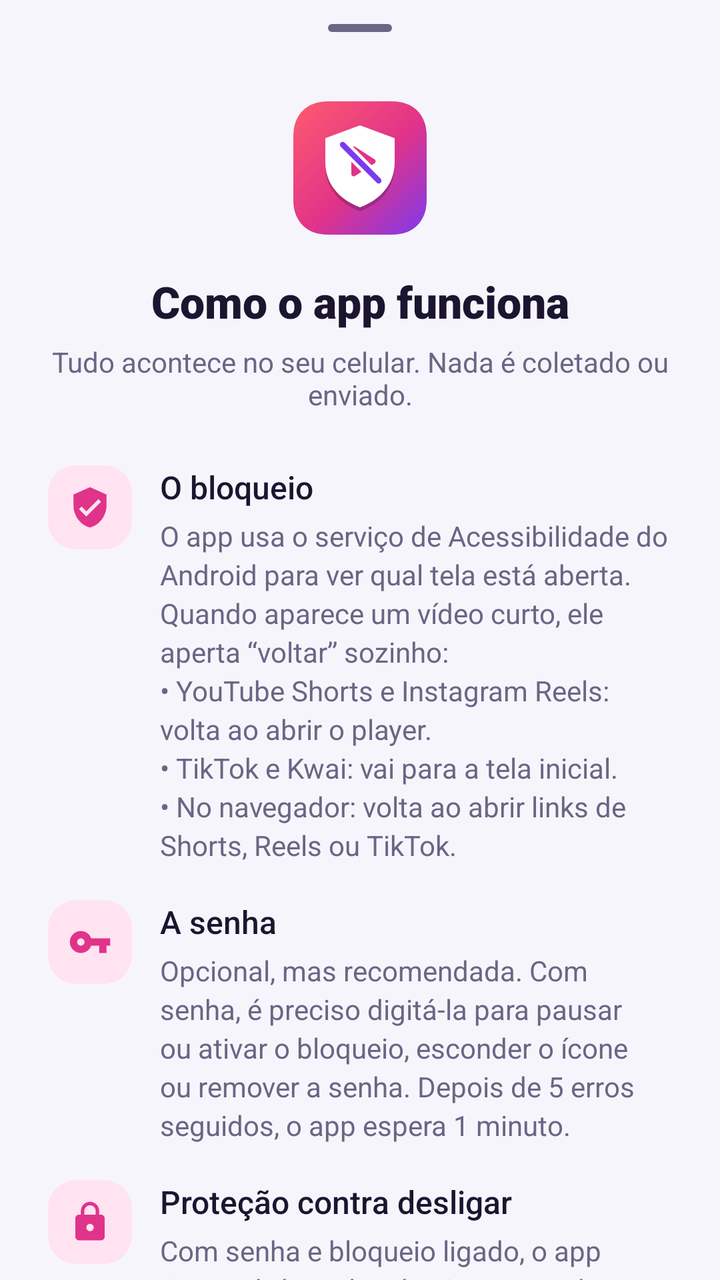
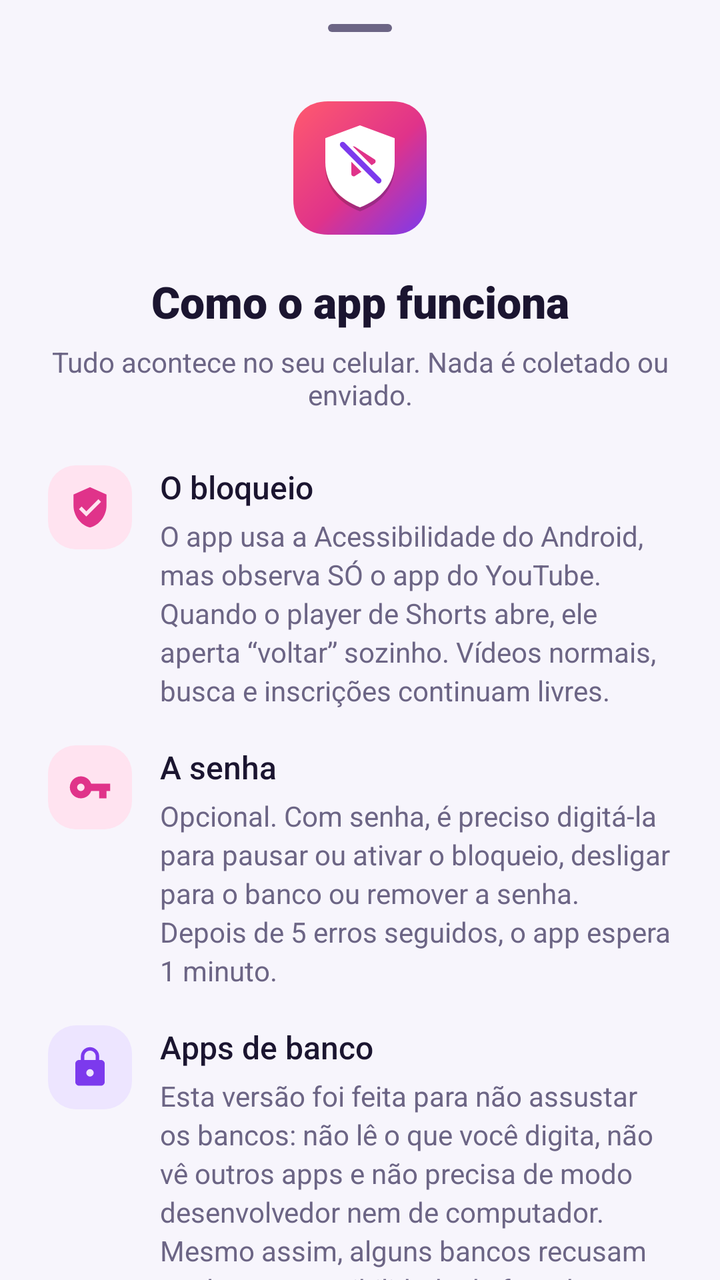

Screens rendered from an Android XML layout before and after an edit, with the pre-edit source and the edit as a unified diff.
<!-- AndroidManifest.xml: application theme Theme.BloqueiaShorts -->
<!-- res/layout/sheet_how_it_works.xml -->
<?xml version="1.0" encoding="utf-8"?>
<androidx.core.widget.NestedScrollView xmlns:android="http://schemas.android.com/apk/res/android"
    android:layout_width="match_parent"
    android:layout_height="wrap_content">

    <LinearLayout
        android:id="@+id/sheetContent"
        android:layout_width="match_parent"
        android:layout_height="wrap_content"
        android:orientation="vertical"
        android:paddingStart="24dp"
        android:paddingEnd="24dp"
        android:paddingBottom="24dp">

        <com.google.android.material.bottomsheet.BottomSheetDragHandleView
            android:layout_width="match_parent"
            android:layout_height="wrap_content" />

        <ImageView
            android:id="@+id/sheetIcon"
            android:layout_width="72dp"
            android:layout_height="72dp"
            android:layout_gravity="center_horizontal"
            android:importantForAccessibility="no"
            android:src="@drawable/ic_logo_shape" />

        <TextView
            android:layout_width="match_parent"
            android:layout_height="wrap_content"
            android:layout_marginTop="16dp"
            android:fontFamily="sans-serif-black"
            android:gravity="center"
            android:text="Como o app funciona"
            android:textColor="@color/on_surface"
            android:textSize="22sp" />

        <TextView
            android:layout_width="match_parent"
            android:layout_height="wrap_content"
            android:layout_marginTop="6dp"
            android:layout_marginBottom="8dp"
            android:gravity="center"
            android:text="Tudo acontece no seu celular. Nada é coletado ou enviado."
            android:textColor="@color/muted"
            android:textSize="14sp" />

        
        <LinearLayout style="@style/HelpBlock">
            <ImageView style="@style/RowIconBox" android:importantForAccessibility="no" android:src="@drawable/ic_shield_check" />
            <LinearLayout style="@style/HelpTexts">
                <TextView style="@style/HelpTitle" android:text="O bloqueio" />
                <TextView
                    style="@style/HelpBody"
                    android:text="O app usa o serviço de Acessibilidade do Android para ver qual tela está aberta. Quando aparece um vídeo curto, ele aperta “voltar” sozinho:\n• YouTube Shorts e Instagram Reels: volta ao abrir o player.\n• TikTok e Kwai: vai para a tela inicial.\n• No navegador: volta ao abrir links de Shorts, Reels ou TikTok." />
            </LinearLayout>
        </LinearLayout>

        
        <LinearLayout style="@style/HelpBlock">
            <ImageView style="@style/RowIconBox" android:importantForAccessibility="no" android:src="@drawable/ic_key" />
            <LinearLayout style="@style/HelpTexts">
                <TextView style="@style/HelpTitle" android:text="A senha" />
                <TextView
                    style="@style/HelpBody"
                    android:text="Opcional, mas recomendada. Com senha, é preciso digitá-la para pausar ou ativar o bloqueio, esconder o ícone ou remover a senha. Depois de 5 erros seguidos, o app espera 1 minuto." />
            </LinearLayout>
        </LinearLayout>

        
        <LinearLayout style="@style/HelpBlock">
            <ImageView style="@style/RowIconBox" android:importantForAccessibility="no" android:src="@drawable/ic_lock" />
            <LinearLayout style="@style/HelpTexts">
                <TextView style="@style/HelpTitle" android:text="Proteção contra desligar" />
                <TextView
                    style="@style/HelpBody"
                    android:text="Com senha e bloqueio ligado, o app tira você das telas do sistema onde daria para desligá-lo ou desinstalá-lo (Acessibilidade, Apps, desinstalação). Assim a senha não pode ser driblada.\n\nPrecisa mexer nessas telas? Pause o bloqueio com a senha: a proteção desliga junto. Ao ativar de novo, ela volta." />
            </LinearLayout>
        </LinearLayout>

        
        <LinearLayout style="@style/HelpBlock">
            <ImageView style="@style/RowIconBox.Accent" android:importantForAccessibility="no" android:src="@drawable/ic_eye_off" />
            <LinearLayout style="@style/HelpTexts">
                <TextView style="@style/HelpTitle" android:text="Modo invisível" />
                <TextView
                    style="@style/HelpBody"
                    android:text="Esconde o ícone da tela inicial. Para abrir o app de novo, digite *#*#SUA SENHA#*#* no app de Telefone: o ícone reaparece por alguns minutos. Toque nele para abrir; ao sair do app ele se esconde de novo. O bloqueio continua funcionando com o ícone escondido." />
            </LinearLayout>
        </LinearLayout>

        
        <LinearLayout style="@style/HelpBlock">
            <ImageView style="@style/RowIconBox.Accent" android:importantForAccessibility="no" android:src="@drawable/ic_lock" />
            <LinearLayout style="@style/HelpTexts">
                <TextView style="@style/HelpTitle" android:text="Apps de banco" />
                <TextView
                    style="@style/HelpBody"
                    android:text="Bancos como o Nubank bloqueiam o acesso quando um app de fora da Play Store está com a Acessibilidade ligada. É uma proteção contra golpes, não quer dizer que o BloqueiaShorts seja perigoso. Antes de abrir o banco, toque em “Desligar para usar app de banco” na tela principal; depois, toque em “Religar a proteção”." />
            </LinearLayout>
        </LinearLayout>

        
        <LinearLayout style="@style/HelpBlock">
            <ImageView style="@style/RowIconBox.Accent" android:importantForAccessibility="no" android:src="@drawable/ic_warning" />
            <LinearLayout style="@style/HelpTexts">
                <TextView style="@style/HelpTitle" android:text="Se parar de bloquear" />
                <TextView
                    style="@style/HelpBody"
                    android:text="Alguns celulares (Xiaomi, Samsung) desligam apps em segundo plano. Em Informações do app, ligue “Inicialização automática” e coloque a bateria em “Sem restrições”. Se mesmo assim parar, desligue e ligue o BloqueiaShorts em Acessibilidade." />
            </LinearLayout>
        </LinearLayout>

        
        <LinearLayout style="@style/HelpBlock">
            <ImageView style="@style/RowIconBox.Accent" android:importantForAccessibility="no" android:src="@drawable/ic_info" />
            <LinearLayout style="@style/HelpTexts">
                <TextView style="@style/HelpTitle" android:text="Esqueci a senha" />
                <TextView
                    style="@style/HelpBody"
                    android:text="Reinicie o celular em modo de segurança (segure o botão de desligar e depois segure “Desligar”). Nesse modo o app não roda e pode ser desinstalado. Também dá para desinstalar por um computador com adb." />
            </LinearLayout>
        </LinearLayout>

        <com.google.android.material.button.MaterialButton
            android:id="@+id/btnSheetPrimary"
            style="@style/PillButton"
            android:layout_marginTop="24dp"
            android:text="Entendi" />
    </LinearLayout>
</androidx.core.widget.NestedScrollView>
<!-- resources referenced by this layout -->
<resources>
  <color name="muted">#FF6C6585</color>
  <color name="on_surface">#FF1B1530</color>
  <style name="HelpBlock">
          <item name="android:layout_width">match_parent</item>
          <item name="android:layout_height">wrap_content</item>
          <item name="android:layout_marginTop">18dp</item>
          <item name="android:orientation">horizontal</item>
      </style>
  <style name="HelpTexts">
          <item name="android:layout_width">0dp</item>
          <item name="android:layout_height">wrap_content</item>
          <item name="android:layout_weight">1</item>
          <item name="android:layout_marginStart">14dp</item>
          <item name="android:orientation">vertical</item>
      </style>
  <style name="HelpTitle">
          <item name="android:layout_width">wrap_content</item>
          <item name="android:layout_height">wrap_content</item>
          <item name="android:textSize">16sp</item>
          <item name="android:fontFamily">sans-serif-medium</item>
          <item name="android:textColor">@color/on_surface</item>
      </style>
  <style name="RowIconBox.Accent">
          <item name="android:backgroundTint">@color/accent_container</item>
          <item name="android:tint">@color/accent</item>
      </style>
  <!-- drawable bg_icon_box (drawable) -->
  <?xml version="1.0" encoding="utf-8"?>
  <shape xmlns:android="http://schemas.android.com/apk/res/android" android:shape="rectangle">
      <corners android:radius="14dp" />
      <solid android:color="#FFFFFFFF" />
  </shape>
  <color name="brand_container">#FFFFE3F0</color>
  <color name="brand">#FFE0338A</color>
  <color name="accent_container">#FFEDE5FF</color>
  <color name="accent">#FF7C3AED</color>
  <color name="on_brand">#FFFFFFFF</color>
  <color name="on_brand_container">#FF6B0F3E</color>
  <color name="surface">#FFFFFFFF</color>
  <color name="surface_variant">#FFF1EEF8</color>
  <color name="outline">#FFE6E1F0</color>
  <color name="bg">#FFF7F5FC</color>
  <style name="ThemeOverlay.BloqueiaShorts.Dialog" parent="ThemeOverlay.Material3.MaterialAlertDialog">
          <item name="shapeAppearanceOverlay">@style/Shape.Dialog</item>
          <item name="android:windowAnimationStyle">@style/DialogAnim</item>
          <item name="colorSurfaceContainerHigh">@color/surface</item>
      </style>
  <style name="ThemeOverlay.BloqueiaShorts.Sheet" parent="ThemeOverlay.Material3.BottomSheetDialog">
          <item name="bottomSheetStyle">@style/Sheet</item>
          <item name="android:navigationBarColor">@color/surface</item>
      </style>
  <style name="Snackbar" parent="Widget.Material3.Snackbar">
          <item name="shapeAppearance">@style/Shape.Snackbar</item>
      </style>
  <style name="Shape.Dialog" parent="">
          <item name="cornerFamily">rounded</item>
          <item name="cornerSize">28dp</item>
      </style>
  <style name="DialogAnim" parent="@android:style/Animation.Dialog">
          <item name="android:windowEnterAnimation">@anim/dialog_in</item>
          <item name="android:windowExitAnimation">@anim/dialog_out</item>
      </style>
  <style name="Sheet" parent="Widget.Material3.BottomSheet.Modal">
          <item name="backgroundTint">@color/surface</item>
          <item name="shapeAppearanceOverlay">@style/Shape.Sheet</item>
      </style>
  <style name="Shape.Snackbar" parent="">
          <item name="cornerFamily">rounded</item>
          <item name="cornerSize">16dp</item>
      </style>
  <style name="Shape.Sheet" parent="">
          <item name="cornerFamily">rounded</item>
          <item name="cornerSizeTopLeft">32dp</item>
          <item name="cornerSizeTopRight">32dp</item>
          <item name="cornerSizeBottomLeft">0dp</item>
          <item name="cornerSizeBottomRight">0dp</item>
      </style>
  <!-- unchanged entries left out for length: 12 -->
</resources>

<!-- the commit's change to res/layout/sheet_how_it_works.xml (unified diff, before → after) -->
@@ -44,80 +44,63 @@
             android:textColor="@color/muted"
             android:textSize="14sp" />
 
-        
         <LinearLayout style="@style/HelpBlock">
             <ImageView style="@style/RowIconBox" android:importantForAccessibility="no" android:src="@drawable/ic_shield_check" />
             <LinearLayout style="@style/HelpTexts">
                 <TextView style="@style/HelpTitle" android:text="O bloqueio" />
                 <TextView
                     style="@style/HelpBody"
-                    android:text="O app usa o serviço de Acessibilidade do Android para ver qual tela está aberta. Quando aparece um vídeo curto, ele aperta “voltar” sozinho:\n• YouTube Shorts e Instagram Reels: volta ao abrir o player.\n• TikTok e Kwai: vai para a tela inicial.\n• No navegador: volta ao abrir links de Shorts, Reels ou TikTok." />
+                    android:text="O app usa a Acessibilidade do Android, mas observa SÓ o app do YouTube. Quando o player de Shorts abre, ele aperta “voltar” sozinho. Vídeos normais, busca e inscrições continuam livres." />
             </LinearLayout>
         </LinearLayout>
 
-        
         <LinearLayout style="@style/HelpBlock">
             <ImageView style="@style/RowIconBox" android:importantForAccessibility="no" android:src="@drawable/ic_key" />
             <LinearLayout style="@style/HelpTexts">
                 <TextView style="@style/HelpTitle" android:text="A senha" />
                 <TextView
                     style="@style/HelpBody"
-                    android:text="Opcional, mas recomendada. Com senha, é preciso digitá-la para pausar ou ativar o bloqueio, esconder o ícone ou remover a senha. Depois de 5 erros seguidos, o app espera 1 minuto." />
+                    android:text="Opcional. Com senha, é preciso digitá-la para pausar ou ativar o bloqueio, desligar para o banco ou remover a senha. Depois de 5 erros seguidos, o app espera 1 minuto." />
             </LinearLayout>
         </LinearLayout>
 
-        
-        <LinearLayout style="@style/HelpBlock">
-            <ImageView style="@style/RowIconBox" android:importantForAccessibility="no" android:src="@drawable/ic_lock" />
-            <LinearLayout style="@style/HelpTexts">
-                <TextView style="@style/HelpTitle" android:text="Proteção contra desligar" />
-                <TextView
-                    style="@style/HelpBody"
-                    android:text="Com senha e bloqueio ligado, o app tira você das telas do sistema onde daria para desligá-lo ou desinstalá-lo (Acessibilidade, Apps, desinstalação). Assim a senha não pode ser driblada.\n\nPrecisa mexer nessas telas? Pause o bloqueio com a senha: a proteção desliga junto. Ao ativar de novo, ela volta." />
-            </LinearLayout>
-        </LinearLayout>
-
-        
-        <LinearLayout style="@style/HelpBlock">
-            <ImageView style="@style/RowIconBox.Accent" android:importantForAccessibility="no" android:src="@drawable/ic_eye_off" />
-            <LinearLayout style="@style/HelpTexts">
-                <TextView style="@style/HelpTitle" android:text="Modo invisível" />
-                <TextView
-                    style="@style/HelpBody"
-                    android:text="Esconde o ícone da tela inicial. Para abrir o app de novo, digite *#*#SUA SENHA#*#* no app de Telefone: o ícone reaparece por alguns minutos. Toque nele para abrir; ao sair do app ele se esconde de novo. O bloqueio continua funcionando com o ícone escondido." />
-            </LinearLayout>
-        </LinearLayout>
-
-        
         <LinearLayout style="@style/HelpBlock">
             <ImageView style="@style/RowIconBox.Accent" android:importantForAccessibility="no" android:src="@drawable/ic_lock" />
             <LinearLayout style="@style/HelpTexts">
                 <TextView style="@style/HelpTitle" android:text="Apps de banco" />
                 <TextView
                     style="@style/HelpBody"
-                    android:text="Bancos como o Nubank bloqueiam o acesso quando um app de fora da Play Store está com a Acessibilidade ligada. É uma proteção contra golpes, não quer dizer que o BloqueiaShorts seja perigoso. Antes de abrir o banco, toque em “Desligar para usar app de banco” na tela principal; depois, toque em “Religar a proteção”." />
+                    android:text="Esta versão foi feita para não assustar os bancos: não lê o que você digita, não vê outros apps e não precisa de modo desenvolvedor nem de computador. Mesmo assim, alguns bancos recusam qualquer Acessibilidade de fora da Play Store. Se o seu recusar, toque em “Desligar para usar app de banco” e religue depois." />
             </LinearLayout>
         </LinearLayout>
 
-        
+        <LinearLayout style="@style/HelpBlock">
+            <ImageView style="@style/RowIconBox.Accent" android:importantForAccessibility="no" android:src="@drawable/ic_info" />
+            <LinearLayout style="@style/HelpTexts">
+                <TextView style="@style/HelpTitle" android:text="Por que o app mudou (versão 2.0)" />
+                <TextView
+                    style="@style/HelpBody"
+                    android:text="As versões 1.x vigiavam o discador, as Configurações e vários apps, e eram instaladas com o modo desenvolvedor ligado. Para um app de banco, isso parece um golpe de “mão fantasma” — e vários bancos pararam de abrir. A 2.0 tira tudo isso: bloqueia só os Shorts do YouTube, o ícone é escondido pelo próprio celular e não existe mais proteção contra desinstalar." />
+            </LinearLayout>
+        </LinearLayout>
+
+        <LinearLayout style="@style/HelpBlock">
+            <ImageView style="@style/RowIconBox.Accent" android:importantForAccessibility="no" android:src="@drawable/ic_eye_off" />
+            <LinearLayout style="@style/HelpTexts">
+                <TextView style="@style/HelpTitle" android:text="Esconder o ícone" />
+                <TextView
+                    style="@style/HelpBody"
+                    android:text="Use a opção de ocultar apps do seu celular (Samsung, Xiaomi, Oppo e outros têm). Para abrir com o ícone escondido: Acessibilidade → BloqueiaShorts → Configurações." />
+            </LinearLayout>
+        </LinearLayout>
+
         <LinearLayout style="@style/HelpBlock">
             <ImageView style="@style/RowIconBox.Accent" android:importantForAccessibility="no" android:src="@drawable/ic_warning" />
             <LinearLayout style="@style/HelpTexts">
                 <TextView style="@style/HelpTitle" android:text="Se parar de bloquear" />
                 <TextView
                     style="@style/HelpBody"
-                    android:text="Alguns celulares (Xiaomi, Samsung) desligam apps em segundo plano. Em Informações do app, ligue “Inicialização automática” e coloque a bateria em “Sem restrições”. Se mesmo assim parar, desligue e ligue o BloqueiaShorts em Acessibilidade." />
-            </LinearLayout>
-        </LinearLayout>
-
-        
-        <LinearLayout style="@style/HelpBlock">
-            <ImageView style="@style/RowIconBox.Accent" android:importantForAccessibility="no" android:src="@drawable/ic_info" />
-            <LinearLayout style="@style/HelpTexts">
-                <TextView style="@style/HelpTitle" android:text="Esqueci a senha" />
-                <TextView
-                    style="@style/HelpBody"
-                    android:text="Reinicie o celular em modo de segurança (segure o botão de desligar e depois segure “Desligar”). Nesse modo o app não roda e pode ser desinstalado. Também dá para desinstalar por um computador com adb." />
+                    android:text="Alguns celulares (Xiaomi, Samsung) desligam apps em segundo plano. Coloque a bateria em “Sem restrições” e, na Xiaomi, ligue “Inicialização automática”. Se mesmo assim parar, desligue e ligue o BloqueiaShorts em Acessibilidade." />
             </LinearLayout>
         </LinearLayout>
 
